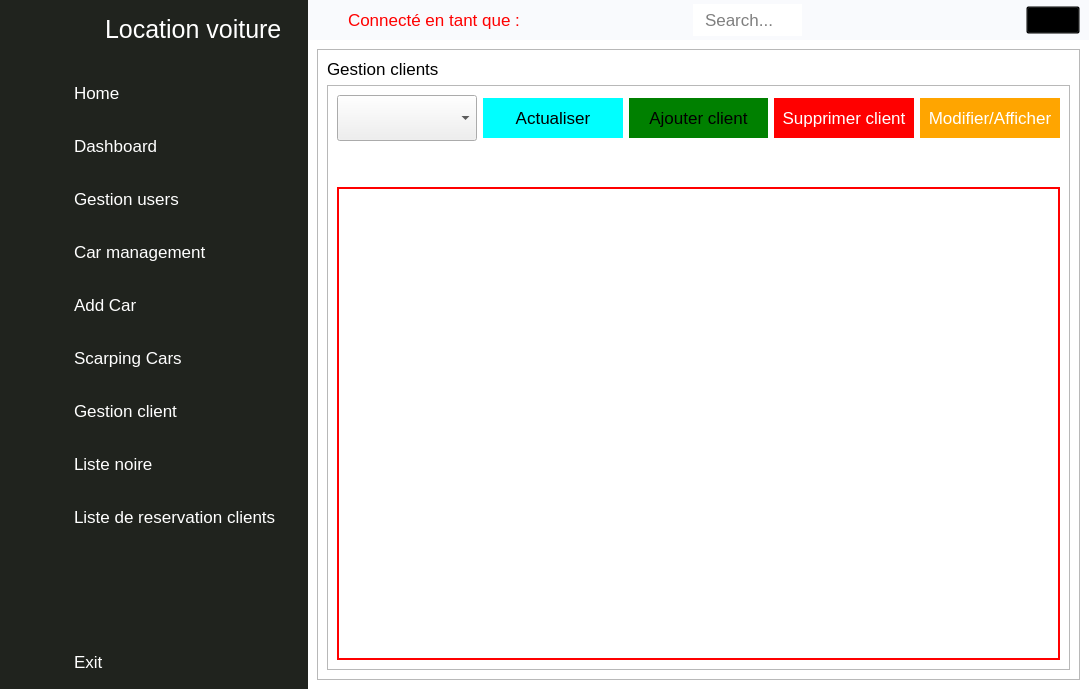
Hamza-ouabiba/Location-voiture, file main_ui.ui: the form before one commit.
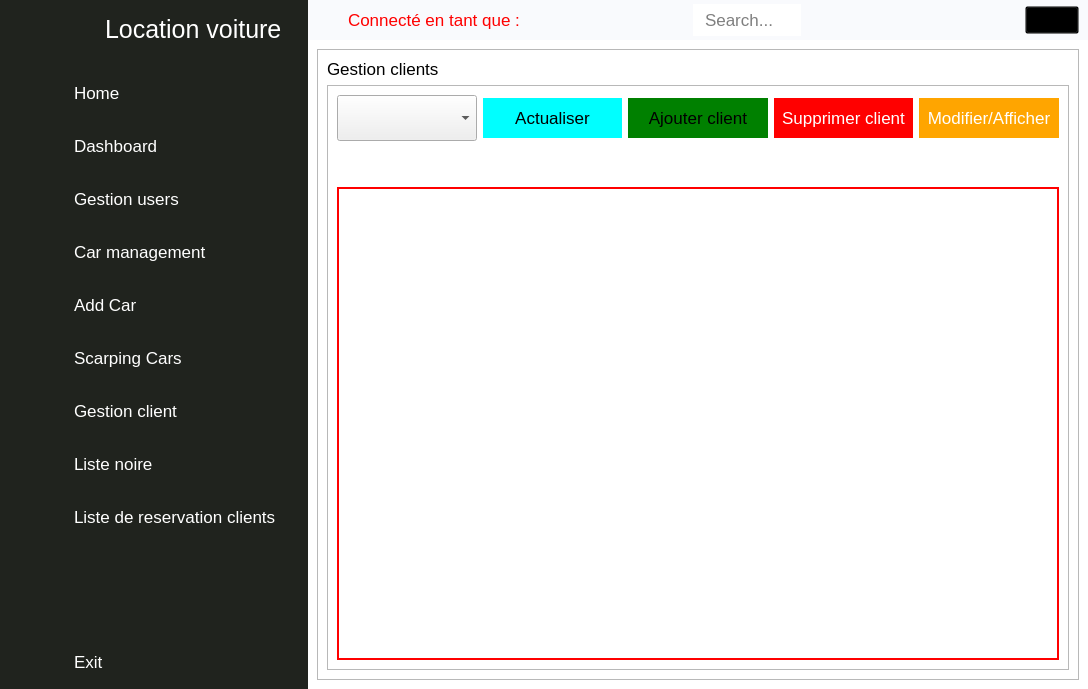
The form after the commit. Icons and pictures are not drawn.

What changed in the file:
```diff
--- a/main_ui.ui
+++ b/main_ui.ui
@@ -6,7 +6,7 @@
    <rect>
     <x>0</x>
     <y>0</y>
-    <width>1089</width>
+    <width>1088</width>
     <height>689</height>
    </rect>
   </property>
```
